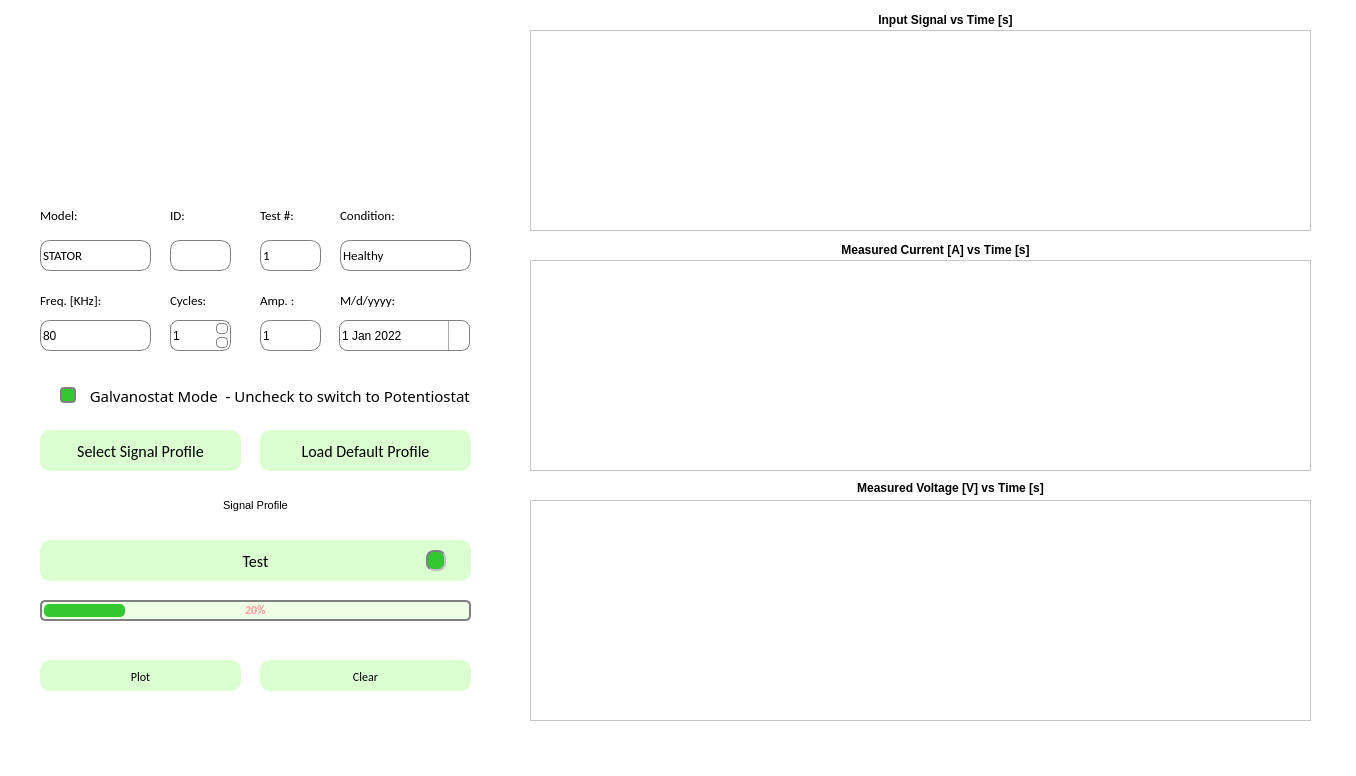
Old version of the form GamrySignal_NewUIVersion/projectui.ui in the repository Vast-Horizon/Gamry-Signal-Generator-Python3.
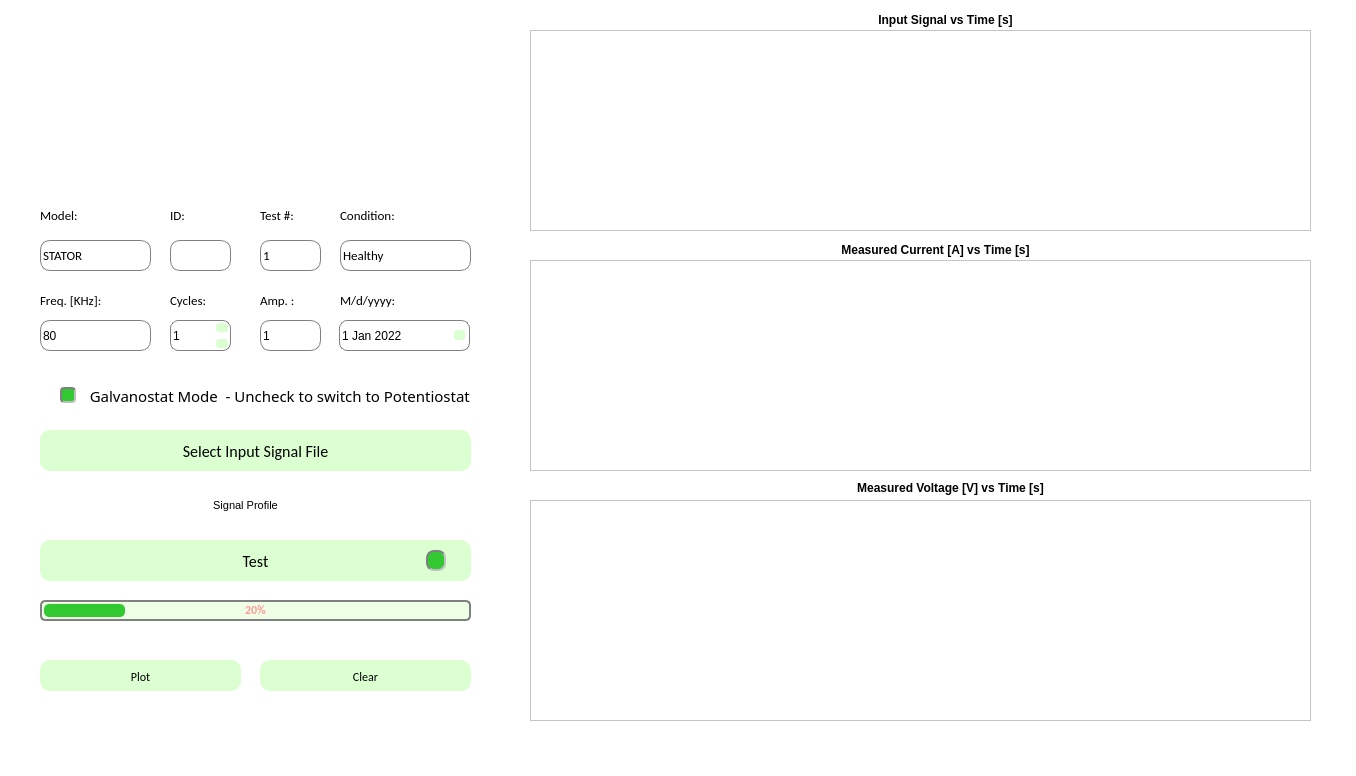
New version of the form. Icons and pictures are not drawn. Custom widgets are drawn as their Qt base class.

Diff of the .ui file:
```diff
--- a/GamrySignal_NewUIVersion/projectui.ui
+++ b/GamrySignal_NewUIVersion/projectui.ui
@@ -47,7 +47,7 @@
      <rect>
       <x>40</x>
       <y>430</y>
-      <width>201</width>
+      <width>431</width>
       <height>41</height>
      </rect>
     </property>
@@ -71,48 +71,7 @@
 QPushButton:pressed{background-color:rgb(115, 230, 0);}</string>
     </property>
     <property name="text">
-     <string>Select Signal Profile</string>
-    </property>
-    <property name="autoDefault">
-     <bool>false</bool>
-    </property>
-    <property name="default">
-     <bool>false</bool>
-    </property>
-    <property name="flat">
-     <bool>false</bool>
-    </property>
-   </widget>
-   <widget class="QPushButton" name="DataFileButton_2">
-    <property name="geometry">
-     <rect>
-      <x>260</x>
-      <y>430</y>
-      <width>211</width>
-      <height>41</height>
-     </rect>
-    </property>
-    <property name="font">
-     <font>
-      <family>Calibri</family>
-      <pointsize>12</pointsize>
-      <weight>50</weight>
-      <italic>false</italic>
-      <bold>false</bold>
-      <strikeout>false</strikeout>
-     </font>
-    </property>
-    <property name="statusTip">
-     <string/>
-    </property>
-    <property name="styleSheet">
-     <string notr="true">QPushButton{background-color:rgb(220, 255, 210); border:none;
-padding-top:2px; color:rgb(0,0,0); border-radius: 10px; }
-QPushButton:hover{background-color:rgb(191, 255, 128);}
-QPushButton:pressed{background-color:rgb(115, 230, 0);}</string>
-    </property>
-    <property name="text">
-     <string>Load Default Profile</string>
+     <string>Select Input Signal File</string>
     </property>
     <property name="autoDefault">
      <bool>false</bool>
@@ -171,9 +130,9 @@
    <widget class="QLabel" name="signalPathlabel">
     <property name="geometry">
      <rect>
-      <x>40</x>
+      <x>0</x>
       <y>490</y>
-      <width>431</width>
+      <width>491</width>
       <height>31</height>
      </rect>
     </property>
@@ -392,13 +351,14 @@
     </property>
     <property name="styleSheet">
      <string notr="true">QDateEdit {border: 1px solid gray;border-radius: 8px;}
-/*QDateEdit::down-arrow{border: 1px solid gray; border-radius: 4px; margin: 1.5px;
-height:9}*/
+QDateEdit::down-arrow{border: 0px solid gray; border-radius: 3px; margin: 1px;
+height:10;  background-color:rgb(220, 255, 210)}
+
 QDateEdit::drop-down {
 subcontrol-origin: padding;
 subcontrol-position: center right;
 width: 20px;
-border-left-width: 1px;
+border-left-width: 0px;
 border-left-color: darkgray;
 border-left-style: double;
 }</string>
@@ -463,10 +423,10 @@
     </property>
     <property name="styleSheet">
      <string notr="true">QSpinBox {border: 1px solid gray;border-radius: 8px;}
-QSpinBox::down-button{border: 1px solid  gray; border-radius: 4px; margin: 1.5px;
-height:9}
-QSpinBox::up-button{border: 1px solid gray; border-radius: 4px; margin: 1.5px;
-height:9}</string>
+QSpinBox::down-button{border: 0px solid  gray; border-radius: 3px; margin: 1.5px;
+height:9; background-color:rgb(220, 255, 210);}
+QSpinBox::up-button{border: 0px solid gray; border-radius: 3px; margin: 1.5px;
+height:9; background-color:rgb(220, 255, 210)}</string>
     </property>
     <property name="wrapping">
      <bool>false</bool>
@@ -848,11 +808,11 @@
 }
 QRadioButton::indicator:checked {
     background-color: rgb(50, 200, 50);
-    border: 2px solid grey;
+    border: 2px inset grey;
 }
 QRadioButton::indicator:unchecked {
     background-color:       white;
-    border:      2px solid grey;
+    border:      2px inset grey;
 }
 </string>
     </property>
```
